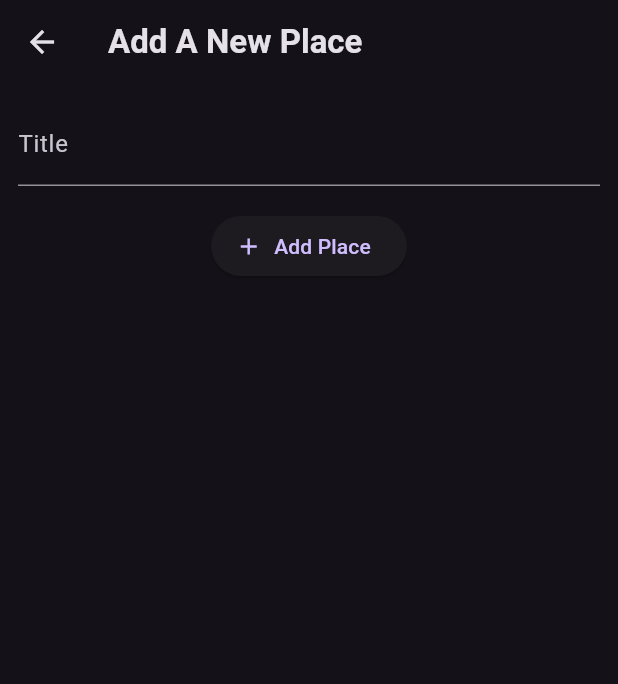
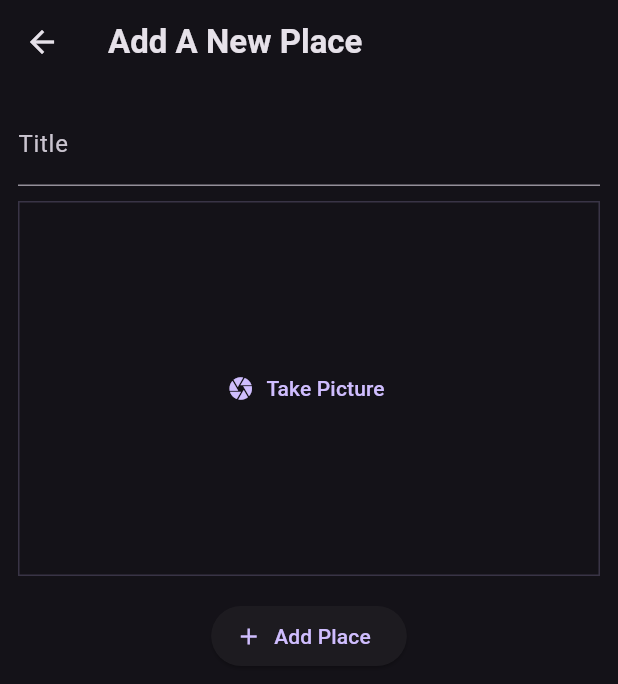
Before and after one commit to Kaolishi/favourite_places_app, a Flutter app: the AddPlaceScreen screen opened directly, on a phone screen of 412 x 824 dp. Shown: the top 684 px of the screen. Run offline on Flutter 3.47's test engine with Material 3 defaults, Android fonts, the phone set to English and light mode, and no system bars; our stand-ins replace flutter_riverpod, google_fonts.

Commit message:
Add image input widget and permissions for photo, camera, and microphone access

```diff
--- a/lib/screens/add_place.dart
+++ b/lib/screens/add_place.dart
@@ -1,7 +1,7 @@
 import 'package:favourite_places_app/providers/user_places.dart';
+import 'package:favourite_places_app/widgets/image_input.dart';
 import 'package:flutter/material.dart';
 import 'package:flutter_riverpod/flutter_riverpod.dart';
-import 'package:favourite_places_app/providers/user_places.dart';
 
 class AddPlaceScreen extends ConsumerStatefulWidget {
   const AddPlaceScreen({super.key});
@@ -47,9 +47,12 @@ class _AddPlaceScreenState extends ConsumerState<AddPlaceScreen> {
               decoration: const InputDecoration(labelText: 'Title'),
               controller: _titleController,
               style: TextStyle(
-                color: Theme.of(context).colorScheme.onBackground,
+                color: Theme.of(context).colorScheme.onSurface,
               ),
             ),
+            const SizedBox(height: 10),
+            // Image Input
+            const ImageInput(),
             const SizedBox(height: 16),
             ElevatedButton.icon(
               onPressed: _savePlace,
--- /dev/null
+++ b/lib/widgets/image_input.dart
@@ -0,0 +1,35 @@
+import 'package:flutter/material.dart';
+
+class ImageInput extends StatefulWidget {
+  const ImageInput({super.key});
+
+  @override
+  State<ImageInput> createState() {
+    return _ImageInputState();
+  }
+}
+
+class _ImageInputState extends State<ImageInput> {
+  void _takePicture() {}
+
+  @override
+  Widget build(BuildContext context) {
+    return Container(
+      height: 250,
+      width: double.infinity,
+      alignment: Alignment.center,
+
+      decoration: BoxDecoration(
+        border: Border.all(
+          width: 1,
+          color: Theme.of(context).colorScheme.primary.withOpacity(0.2),
+        ),
+      ),
+      child: TextButton.icon(
+        icon: const Icon(Icons.camera),
+        label: const Text('Take Picture'),
+        onPressed: _takePicture,
+      ),
+    );
+  }
+}
--- a/pubspec.yaml
+++ b/pubspec.yaml
@@ -37,6 +37,7 @@ dependencies:
   google_fonts: ^6.3.1
   flutter_riverpod: ^2.6.1
   uuid: ^4.5.1
+  image_picker: ^1.2.0
 
 dev_dependencies:
   flutter_test:
```
Also changed, not shown: pubspec.lock, 6 other files.
